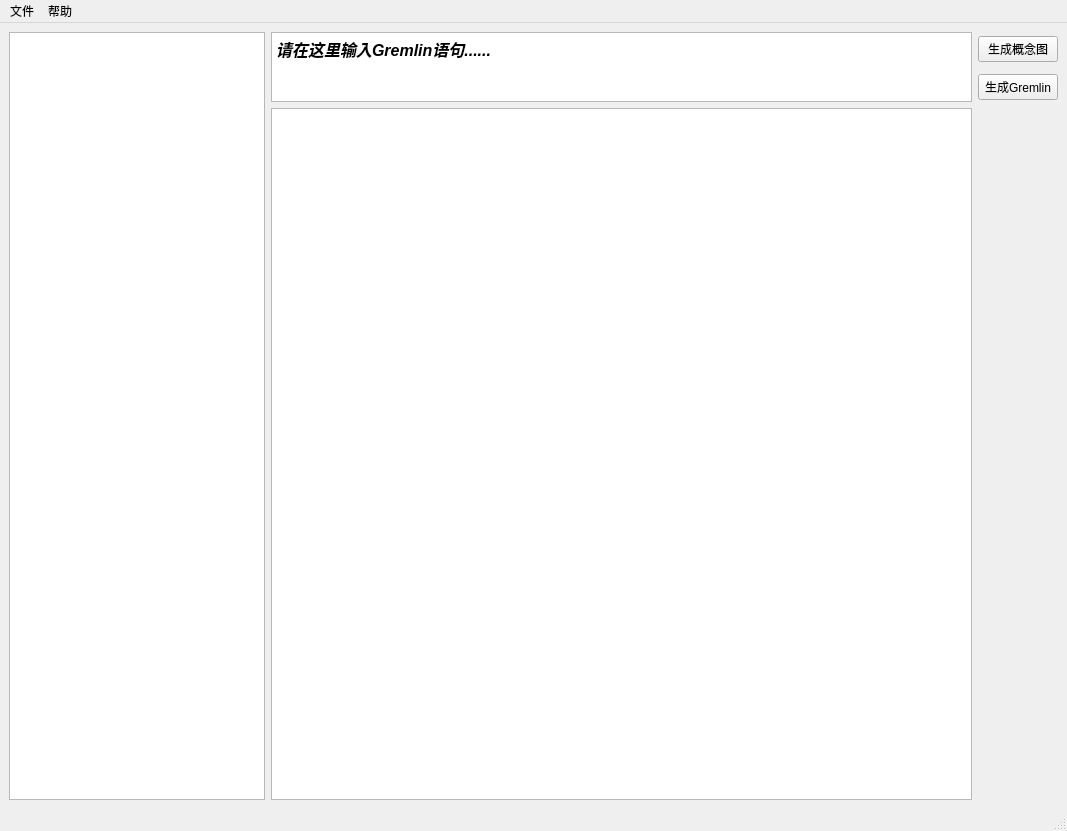
HZ2PP/EasyGraph, file EasyGraph/main_window.ui: the form before one commit.
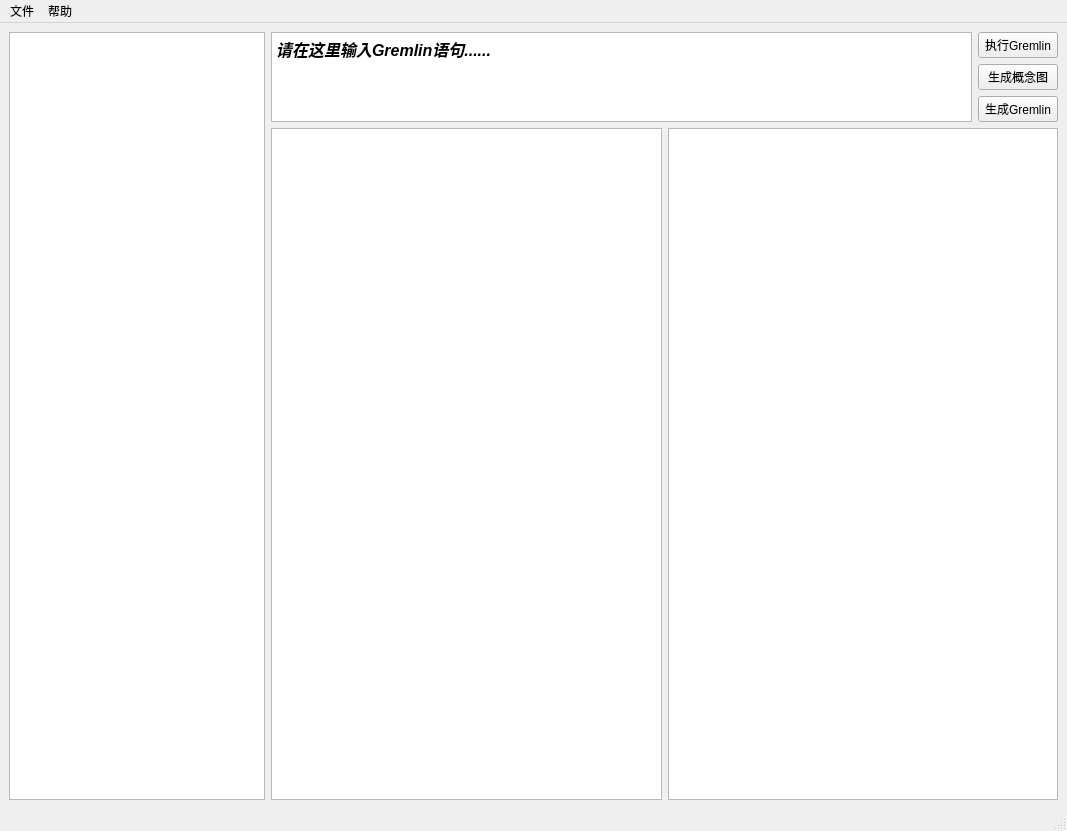
The form after the commit.

The edit to the form file:
```diff
--- a/EasyGraph/main_window.ui
+++ b/EasyGraph/main_window.ui
@@ -14,22 +14,17 @@
    <string>MainWindow</string>
   </property>
   <widget class="QWidget" name="centralwidget">
+   <layout class="QGridLayout" name="gridLayout_3">
+    <item row="0" column="0">
    <layout class="QGridLayout" name="gridLayout_2">
-    <item row="0" column="0">
-     <layout class="QHBoxLayout" name="horizontalLayout">
-      <item alignment="Qt::AlignLeft">
+      <item row="0" column="0" alignment="Qt::AlignLeft">
        <widget class="QListWidget" name="listWidget"/>
       </item>
-      <item>
-       <layout class="QGridLayout" name="gridLayout">
         <item row="0" column="1">
-         <widget class="QPushButton" name="pushButton">
-          <property name="text">
-           <string>生成概念图</string>
-          </property>
-         </widget>
-        </item>
-        <item row="0" column="0" rowspan="2">
+       <layout class="QGridLayout" name="gridLayout">
+        <item row="0" column="0">
+         <layout class="QHBoxLayout" name="horizontalLayout">
+          <item alignment="Qt::AlignTop">
          <widget class="QTextEdit" name="textEdit">
           <property name="html">
            <string>&lt;!DOCTYPE HTML PUBLIC &quot;-//W3C//DTD HTML 4.0//EN&quot; &quot;http://www.w3.org/TR/REC-html40/strict.dtd&quot;&gt;
@@ -40,15 +35,42 @@
           </property>
          </widget>
         </item>
-        <item row="1" column="1">
+          <item>
+           <layout class="QVBoxLayout" name="verticalLayout">
+            <item>
+             <widget class="QPushButton" name="pushButton_3">
+              <property name="text">
+               <string>执行Gremlin</string>
+              </property>
+             </widget>
+            </item>
+            <item>
+             <widget class="QPushButton" name="pushButton">
+              <property name="text">
+               <string>生成概念图</string>
+              </property>
+             </widget>
+            </item>
+            <item>
          <widget class="QPushButton" name="pushButton_2">
           <property name="text">
            <string>生成Gremlin</string>
           </property>
          </widget>
         </item>
-        <item row="2" column="0">
+           </layout>
+          </item>
+         </layout>
+        </item>
+        <item row="1" column="0">
+         <layout class="QHBoxLayout" name="horizontalLayout_2">
+          <item>
          <widget class="QGraphicsView" name="graphicsView"/>
+          </item>
+          <item>
+           <widget class="QGraphicsView" name="graphicsView_2"/>
+          </item>
+         </layout>
         </item>
        </layout>
       </item>
```
Lines whose indentation alone changed are shown as unchanged.
